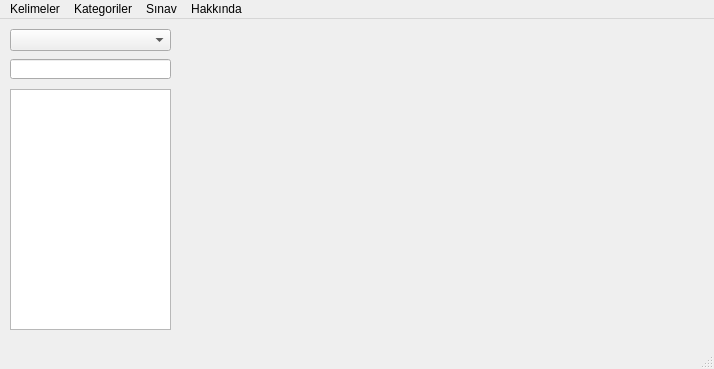
This is form.ui in munel/is_en as Qt 5 draws it before an edit. The edited form follows.
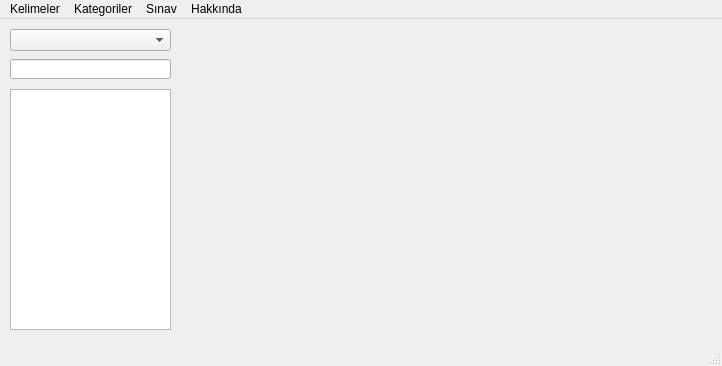
This is the edited form.

Patch:
```diff
--- a/form.ui
+++ b/form.ui
@@ -6,8 +6,8 @@
    <rect>
     <x>0</x>
     <y>0</y>
-    <width>714</width>
-    <height>369</height>
+    <width>722</width>
+    <height>366</height>
    </rect>
   </property>
   <property name="windowTitle">
@@ -68,7 +68,7 @@
     <rect>
      <x>0</x>
      <y>0</y>
-     <width>714</width>
+     <width>722</width>
      <height>21</height>
     </rect>
    </property>
```
